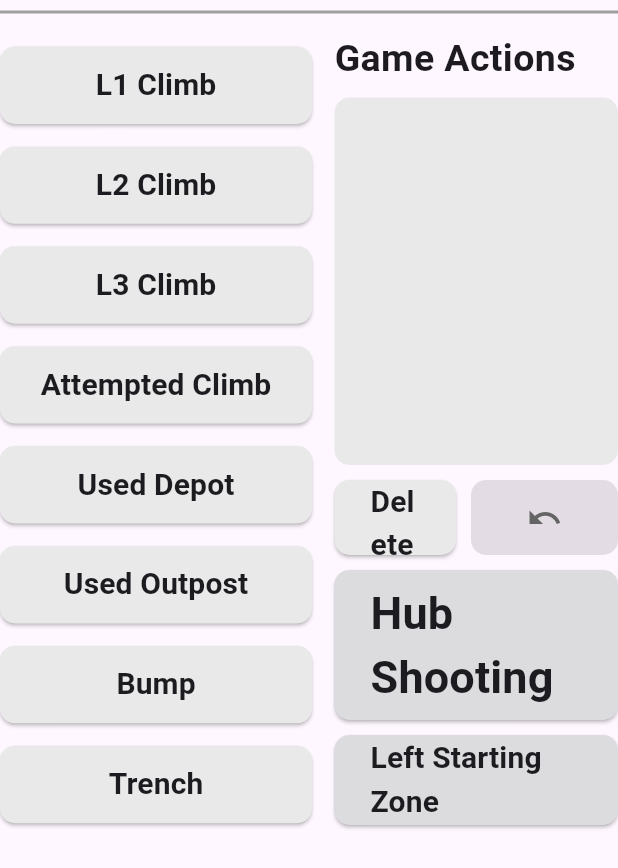
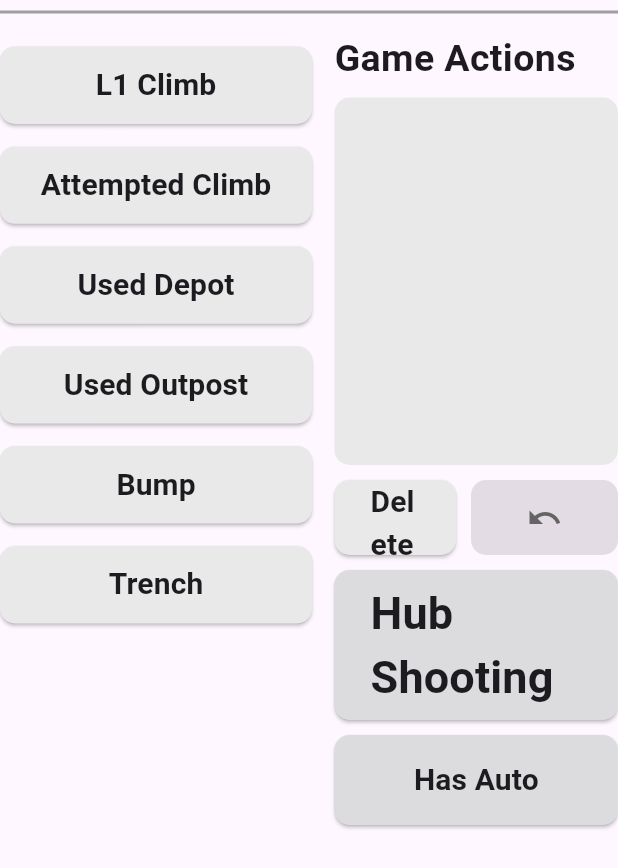
Before and after one commit to team3082/CluckScout, a Flutter app: the AutoScreen widget shown alone on an empty page, opened directly, on a phone screen of 412 x 824 dp. Shown: the top 868 px of the screen. Run offline on Flutter 3.47's test engine with Material 3 defaults, Android fonts, the phone set to English and light mode, and no system bars; our stand-ins replace shared_preferences, sqflite; accounts and stored records are empty.

Commit message:
Fixed L2 and L3 climb being in auto, removing them. Got F/S semi-working, but does not work when submiting.

```diff
--- a/lib/model/data/match_data.dart
+++ b/lib/model/data/match_data.dart
@@ -49,6 +49,7 @@ class MatchData {
   final int defenseRank;
   final int drivingRank;
   final int accuracyRank;
+  final String fuelPerSecond;
   final String notes;
 
   MatchData({
@@ -80,6 +81,7 @@ class MatchData {
     required this.defenseRank,
     required this.drivingRank,
     required this.accuracyRank,
+    required this.fuelPerSecond,
     required this.notes,
   });
 
@@ -123,6 +125,7 @@ class MatchData {
       'defense_rank': defenseRank,
       'driving_rank': drivingRank,
       'accuracy_rank': accuracyRank,
+      'fuel_per_second': fuelPerSecond,
       'notes': notes,
     };
   }
@@ -173,6 +176,7 @@ class MatchData {
       defenseRank: map['defense_rank'],
       drivingRank: map['driving_rank'],
       accuracyRank: map['accuracy_rank'],
+      fuelPerSecond: map['fuel_per_second'],
       notes: map['notes'],
     );
   }
--- a/lib/providers/match_scouting_provider.dart
+++ b/lib/providers/match_scouting_provider.dart
@@ -34,6 +34,7 @@ class MatchScoutingProvider extends ChangeNotifier {
   int defenseRank;
   int drivingRank;
   int accuracyRank;
+  String fuelPerSecond;
   int defenseTeamNumber;
   String notes;
 
@@ -83,6 +84,7 @@ class MatchScoutingProvider extends ChangeNotifier {
     this.defenseRank = 0,
     this.drivingRank = 0,
     this.accuracyRank = 0,
+    this.fuelPerSecond = '0',
     this.notes = '',
     this.defenseTeamNumber = 0,
   });
@@ -168,6 +170,7 @@ class MatchScoutingProvider extends ChangeNotifier {
       defenseRank: defenseRank,
       drivingRank: drivingRank,
       accuracyRank: accuracyRank,
+      fuelPerSecond: fuelPerSecond,
       notes: notes,
     );
   }
@@ -235,6 +238,7 @@ class MatchScoutingProvider extends ChangeNotifier {
     defenseRank = 0;
     drivingRank = 5;
     accuracyRank = 0;
+    fuelPerSecond = "0";
     notes = '';
   }
 
@@ -515,6 +519,12 @@ class MatchScoutingProvider extends ChangeNotifier {
     notifyListeners();
   }
 
+  void setfuelPerSecond(String value) {
+    fuelPerSecond = value;
+    notifyListeners();
+  }
+
+
   @override
   void dispose() {
     autoTicker?.cancel();
--- a/lib/screens/scouting_screen/match_screen/screens/auto_screen.dart
+++ b/lib/screens/scouting_screen/match_screen/screens/auto_screen.dart
@@ -5,11 +5,16 @@ import 'package:cluck_scout/screens/scouting_screen/match_screen/widgets/game_ac
 import 'package:cluck_scout/screens/scouting_screen/match_screen/widgets/game_actions_sidebar.dart';
 
 class AutoScreen extends StatelessWidget {
+
   const AutoScreen({super.key});
+
+
 
   @override
   Widget build(BuildContext context) {
+
     final provider = context.read<MatchScoutingProvider>();
+
     return Column(
       children: [
         const Divider(
@@ -26,6 +31,7 @@ class AutoScreen extends StatelessWidget {
                 const SizedBox(height: 10),
                 GameActionsSidebar(
                   addGameAction: provider.addAutoAction,
+                  isAuto: true,
                 ),
                 // const SizedBox(height: 55),
                 // const AutoPointsDisplay(),
@@ -134,6 +140,7 @@ class AutoLeaveButton extends StatelessWidget {
 
   @override
   Widget build(BuildContext context) {
+
     final provider = context.read<MatchScoutingProvider>();
     return Selector<MatchScoutingProvider, bool>(
       selector: (_, provider) => provider.autoLeave,
@@ -156,7 +163,7 @@ class AutoLeaveButton extends StatelessWidget {
               width: double.infinity,
               child: Center(
                 child: Text(
-                  "Left Starting Zone",
+                  "Has Auto",
                   style: TextStyle(
                     fontSize: 20,
                     fontWeight: FontWeight.bold,
--- a/lib/screens/scouting_screen/match_screen/screens/teleop_screen.dart
+++ b/lib/screens/scouting_screen/match_screen/screens/teleop_screen.dart
@@ -27,6 +27,7 @@ class TeleopScreen extends StatelessWidget {
                 const SizedBox(height: 10),
                 GameActionsSidebar(
                   addGameAction: provider.addTeleopAction,
+                  isAuto: false,
                 ),
               ],
             ),
--- a/lib/screens/scouting_screen/match_screen/widgets/game_actions_sidebar.dart
+++ b/lib/screens/scouting_screen/match_screen/widgets/game_actions_sidebar.dart
@@ -1,17 +1,25 @@
+import 'package:cluck_scout/providers/match_scouting_provider.dart';
 import 'package:flutter/material.dart';
 import 'package:flutter/services.dart';
 import 'package:cluck_scout/model/enums.dart';
+import 'package:cluck_scout/screens/scouting_screen/match_screen/screens/auto_screen.dart' as auto_screen;
+import 'package:provider/provider.dart';
 
 class GameActionsSidebar extends StatelessWidget {
   final void Function(ActionType) addGameAction;
+  final bool isAuto;
+
 
   const GameActionsSidebar({
     super.key,
     required this.addGameAction,
+    this.isAuto = false
   });
 
   @override
   Widget build(BuildContext context) {
+    final isAutoPage = context.findAncestorWidgetOfExactType<auto_screen.AutoScreen>() != null;
+
     return Column(
       children: [
         GameActionButton(
@@ -23,7 +31,7 @@ class GameActionsSidebar extends StatelessWidget {
         ),
 
         // If on the Auto page, turns the L2 & L3 climb buttons off
-        if (true == true) ...[
+        if (!isAutoPage) ...[
           GameActionButton(
           actionText: "L2 Climb",
           addGameAction: () => addGameAction(ActionType.L2climb),
--- a/lib/screens/settings_screen/settings_screen.dart
+++ b/lib/screens/settings_screen/settings_screen.dart
@@ -31,7 +31,7 @@ class SettingsScreenState extends State<SettingsScreen> {
       ScaffoldMessenger.of(context).showSnackBar(
         SnackBar(
           content: Text(
-            'Incorrect Password. If you are trying to break in, do not :(',
+            'Incorrect Password. I don\'t know why you would break in just don\'t :)',
             style: TextStyle(
               color: Colors.white,
               fontWeight: FontWeight.w600,
```
Also changed, not shown: lib/screens/scouting_screen/match_screen/screens/submit_screen.dart (+56 -4 lines).
